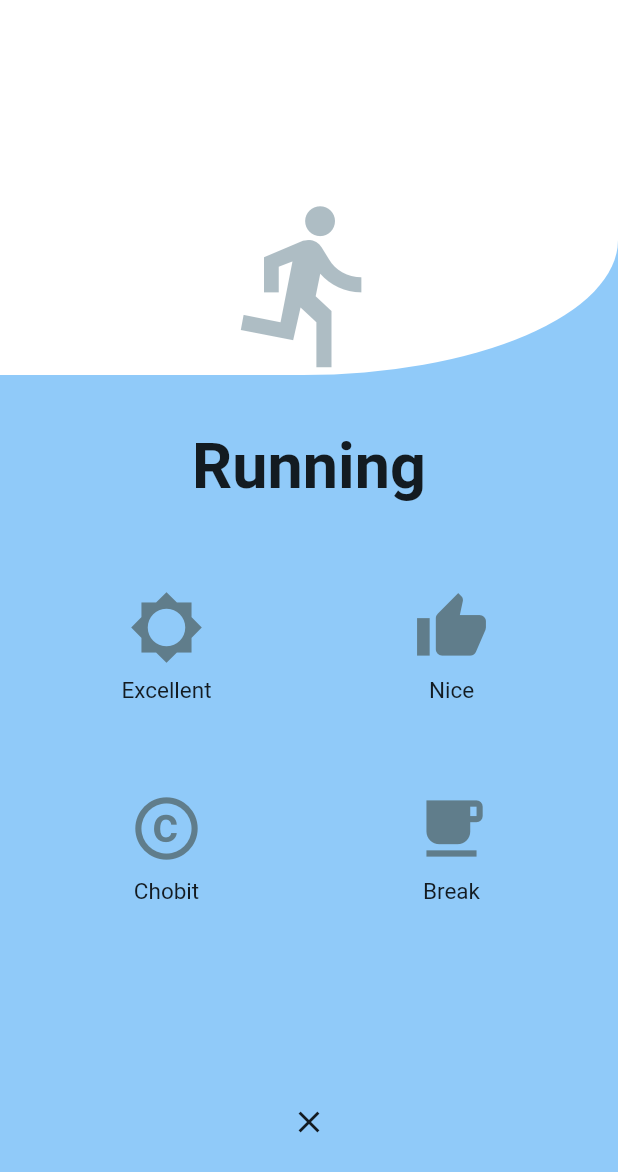
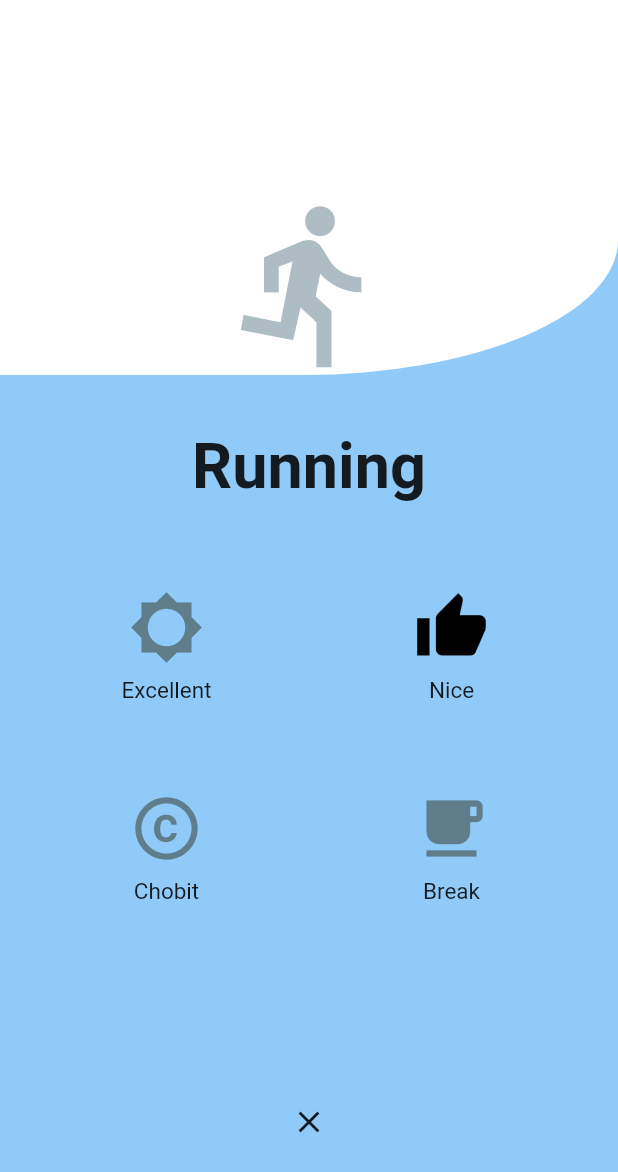
Before and after one commit to kyo-waku/Chobit, a Flutter app: the FullPageCard screen opened directly, after a tap on the "thumb up" icon, on a phone screen of 412 x 824 dp. Shown: the top 1172 px of the screen. Run offline on Flutter 3.47's test engine with Material 2 defaults, Android fonts, the phone set to English and light mode, and no system bars; missing offline and left inert: flutter_echarts, heatmap_calendar.

Commit message:
カード入力が動くようになったよ

```diff
--- a/lib/card.dart
+++ b/lib/card.dart
@@ -81,147 +81,8 @@ class _SwipableCardState extends State<SwipableCardWidget> {
         ),
       ),
     ));
-    // GlobalKey<FlipCardState> cardKey = GlobalKey<FlipCardState>();
-    // @override
-    // Widget build(BuildContext context) {
-    //   return (GestureDetector(
-    //     onTap: () {},
-    //     child: Center(
-    //       child: SizedBox(
-    //         height: 600, // card height
-    //         child: PageView.builder(
-    //           itemCount: 10,
-    //           controller: PageController(viewportFraction: 0.8),
-    //           onPageChanged: (int index) => setState(() => {
-    //                 _index = index,
-    //               }),
-    //           itemBuilder: (_, i) {
-    //             return (Transform.scale(
-    //               scale: i == _index ? 0.9 : 0.9,
-    //               child: FlipCard(
-    //                 direction: FlipDirection.HORIZONTAL,
-    //                 front: CardHistoryMode(),
-    //                 back: CardRecordMode(),
-    //               ),
-    //             ));
-    //           },
-    //         ),
-    //       ),
-    //     ),
-    //   ));
   }
 }
-
-// class CardRecordMode extends StatefulWidget {
-//   CardRecordMode({Key key}) : super(key: key);
-//   @override
-//   _CardRecordModeState createState() => _CardRecordModeState();
-// }
-
-// class _CardRecordModeState extends State<CardRecordMode> {
-//   @override
-//   Widget build(BuildContext context) {
-//     return (Card(
-//       color: Colors.green[200],
-//       shape: RoundedRectangleBorder(borderRadius: BorderRadius.circular(20)),
-//       child: Stack(
-//         children: <Widget>[
-//           Align(
-//             alignment: Alignment.topCenter,
-//             child: Opacity(
-//               opacity: 0.5,
-//               child: Icon(
-//                 Icons.directions_run,
-//                 color: Colors.blueGrey,
-//                 size: 200.0,
-//               ),
-//             ),
-//           ),
-//           Center(
-//             child: Padding(
-//               padding: EdgeInsets.all(16),
-//               child: Column(
-//                 mainAxisAlignment: MainAxisAlignment.spaceAround,
-//                 children: <Widget>[
-//                   Spacer(flex: 2),
-//                   Text(
-//                     'Running',
-//                     style: TextStyle(fontSize: 42, fontWeight: FontWeight.bold),
-//                   ),
-//                   Spacer(flex: 2),
-//                   Row(
-//                     mainAxisAlignment: MainAxisAlignment.spaceAround,
-//                     children: <Widget>[
-//                       Column(
-//                         children: <Widget>[
-//                           Icon(
-//                             Icons.brightness_low,
-//                             size: 50,
-//                             color: Colors.blueGrey,
-//                           ),
-//                           Text(
-//                             'Excellent',
-//                             style: TextStyle(fontSize: 15),
-//                           )
-//                         ],
-//                       ),
-//                       Column(
-//                         children: <Widget>[
-//                           Icon(
-//                             Icons.thumb_up,
-//                             size: 50,
-//                             color: Colors.blueGrey,
-//                           ),
-//                           Text(
-//                             'Nice',
-//                             style: TextStyle(fontSize: 15),
-//                           )
-//                         ],
-//                       ),
-//                     ],
-//                   ),
-//                   Spacer(flex: 1),
-//                   Row(
-//                     mainAxisAlignment: MainAxisAlignment.spaceAround,
-//                     children: <Widget>[
-//                       Column(
-//                         children: <Widget>[
-//                           Icon(
-//                             Icons.copyright,
-//                             size: 50,
-//                             color: Colors.blueGrey,
-//                           ),
-//                           Text(
-//                             'Chobit',
-//                             style: TextStyle(fontSize: 15),
-//                           )
-//                         ],
-//                       ),
-//                       Column(
-//                         children: <Widget>[
-//                           Icon(
-//                             Icons.local_cafe,
-//                             size: 50,
-//                             color: Colors.blueAccent,
-//                           ),
-//                           Text(
-//                             'Break',
-//                             style: TextStyle(fontSize: 15),
-//                           )
-//                         ],
-//                       ),
-//                     ],
-//                   ),
-//                   Spacer(flex: 2),
-//                 ],
-//               ),
-//             ),
-//           ),
-//         ],
-//       ),
-//     ));
-//   }
-// }
 
 class CardHistoryMode extends StatefulWidget {
   CardHistoryMode({Key key}) : super(key: key);
@@ -282,13 +143,31 @@ class _CardHistoryModeState extends State<CardHistoryMode> {
 Route _createRoute() {
   return PageRouteBuilder(
     pageBuilder: (context, animation, secondaryAnimation) => FullPageCard(),
+    // transitionsBuilder: (context, animation, secondaryAnimation, child) {
+    //   return child;
+    // },
     transitionsBuilder: (context, animation, secondaryAnimation, child) {
-      return child;
+      var begin = Offset(0.0, 1.0);
+      var end = Offset.zero;
+      var tween = Tween(begin: begin, end: end);
+      var offsetAnimation = animation.drive(tween);
+
+      return SlideTransition(
+        position: offsetAnimation,
+        child: child,
+      );
     },
   );
 }
 
-class FullPageCard extends StatelessWidget {
+class FullPageCard extends StatefulWidget {
+  FullPageCard({Key key}) : super(key: key);
+  @override
+  _FullPageCardState createState() => _FullPageCardState();
+}
+
+class _FullPageCardState extends State<FullPageCard> {
+  int result = 4; // 1: Excellent, 2: Nice, 3: Chobit, 4: Break
   Widget build(BuildContext context) {
     return Scaffold(
       body:
@@ -346,8 +225,11 @@ class FullPageCard extends StatelessWidget {
                             IconButton(
                               icon: Icon(Icons.brightness_low),
                               iconSize: 50,
-                              onPressed: () {},
-                              color: Colors.blueGrey,
+                              onPressed: () => setState(() => {
+                                    result = 1,
+                                  }),
+                              color:
+                                  result == 1 ? Colors.black : Colors.blueGrey,
                             ),
                             Text(
                               'Excellent',
@@ -360,8 +242,11 @@ class FullPageCard extends StatelessWidget {
                             IconButton(
                               icon: Icon(Icons.thumb_up),
                               iconSize: 50,
-                              onPressed: () {},
-                              color: Colors.blueGrey,
+                              onPressed: () => setState(() => {
+                                    result = 2,
+                                  }),
+                              color:
+                                  result == 2 ? Colors.black : Colors.blueGrey,
                             ),
                             Text(
                               'Nice',
@@ -380,8 +265,11 @@ class FullPageCard extends StatelessWidget {
                             IconButton(
                               icon: Icon(Icons.copyright),
                               iconSize: 50,
-                              onPressed: () {},
-                              color: Colors.blueGrey,
+                              onPressed: () => setState(() => {
+                                    result = 3,
+                                  }),
+                              color:
+                                  result == 3 ? Colors.black : Colors.blueGrey,
                             ),
                             Text(
                               'Chobit',
@@ -394,8 +282,11 @@ class FullPageCard extends StatelessWidget {
                             IconButton(
                               icon: Icon(Icons.local_cafe),
                               iconSize: 50,
-                              onPressed: () {},
-                              color: Colors.blueGrey,
+                              onPressed: () => setState(() => {
+                                    result = 4,
+                                  }),
+                              color:
+                                  result == 4 ? Colors.black : Colors.blueGrey,
                             ),
                             Text(
                               'Break',
```
